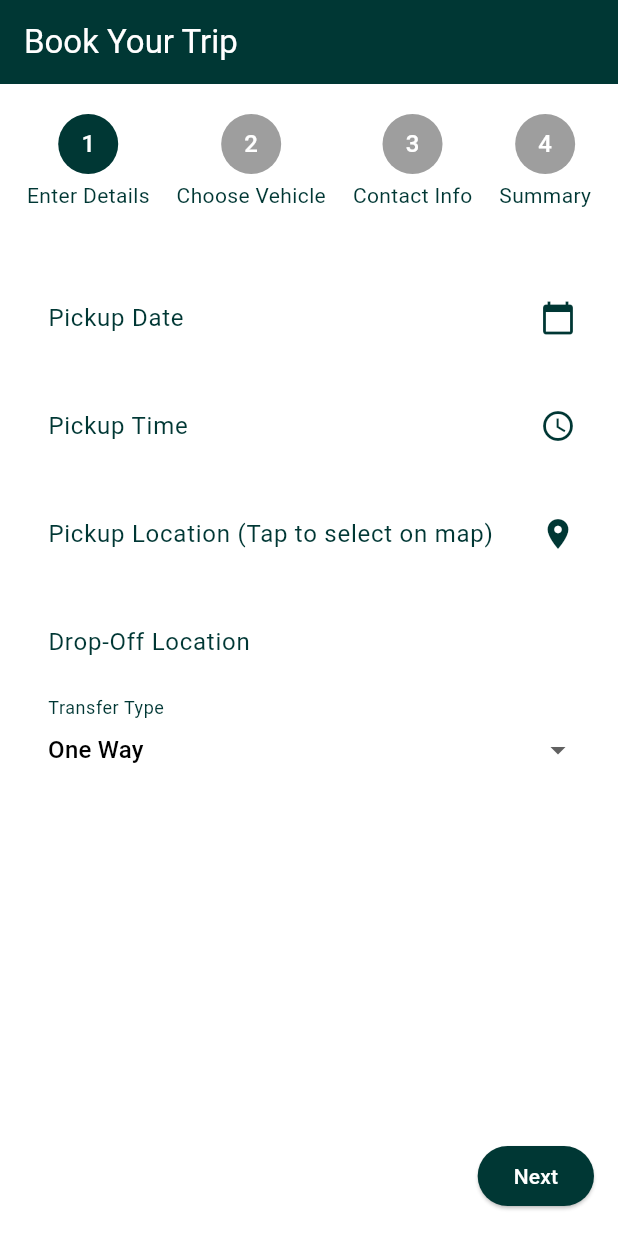
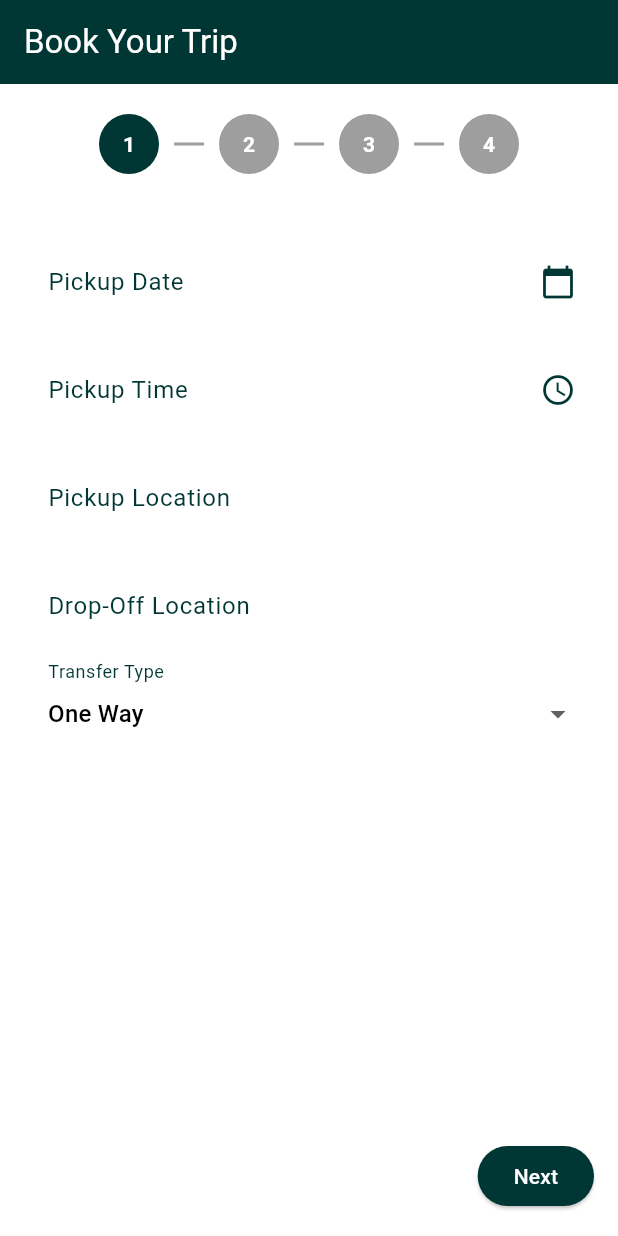
Before and after one commit to EnoshPerera/CeylonSphere, a Flutter app: the BookingHomePage screen opened directly, on a phone screen of 412 x 824 dp. Run offline on Flutter 3.47's test engine with Material 3 defaults, Android fonts, the phone set to English and light mode, and no system bars; our stand-ins replace flutter_typeahead, google_maps_flutter; missing offline and left inert: google_maps_webservice.

Commit message:
updated transport page

```diff
--- a/lib/pages/transport.dart
+++ b/lib/pages/transport.dart
@@ -1,7 +1,5 @@
 import 'package:flutter/material.dart';
-import 'package:flutter/services.dart';
 import 'package:intl/intl.dart';
-import 'package:google_maps_flutter/google_maps_flutter.dart';
 
 void main() {
   runApp(TravelBookingApp());
@@ -89,21 +87,6 @@ class _BookingHomePageState extends State<BookingHomePage> {
       });
   }
 
-  Future<void> _selectPickupLocation(BuildContext context) async {
-    final LatLng? selectedLocation = await Navigator.push(
-      context,
-      MaterialPageRoute(
-        builder: (context) => PickupLocationMap(),
-      ),
-    );
-    if (selectedLocation != null) {
-      setState(() {
-        _pickupLocationController.text =
-        'Lat: ${selectedLocation.latitude}, Lng: ${selectedLocation.longitude}';
-      });
-    }
-  }
-
   @override
   Widget build(BuildContext context) {
     return Scaffold(
@@ -140,20 +123,93 @@ class _BookingHomePageState extends State<BookingHomePage> {
       padding: EdgeInsets.symmetric(vertical: 20),
       color: Colors.white,
       child: Row(
-        mainAxisAlignment: MainAxisAlignment.spaceEvenly,
-        children: List.generate(4, (index) {
-          return Column(
-            children: [
-              CircleAvatar(
-                backgroundColor: index == _currentStep ? Color(0xFF003734) : Colors.grey,
-                child: Text('${index + 1}', style: TextStyle(color: Colors.white)),
+        mainAxisAlignment: MainAxisAlignment.center,
+        children: [
+          // First step circle
+          Container(
+            width: 40,
+            height: 40,
+            decoration: BoxDecoration(
+              shape: BoxShape.circle,
+              color: _currentStep >= 0 ? Color(0xFF003734) : Colors.grey,
+            ),
+            child: Center(
+              child: Text(
+                '1',
+                style: TextStyle(color: Colors.white, fontWeight: FontWeight.bold),
               ),
-              SizedBox(height: 4),
-              Text(['Enter Details', 'Choose Vehicle', 'Contact Info', 'Summary'][index],
-                  style: TextStyle(color: Color(0xFF003734))),
-            ],
-          );
-        }),
+            ),
+          ),
+          SizedBox(width: 10),
+          // Line between steps 1 and 2
+          Container(
+            width: 20,
+            height: 2,
+            color: _currentStep > 0 ? Color(0xFF003734) : Colors.grey,
+          ),
+          SizedBox(width: 10),
+          // Second step circle
+          Container(
+            width: 40,
+            height: 40,
+            decoration: BoxDecoration(
+              shape: BoxShape.circle,
+              color: _currentStep >= 1 ? Color(0xFF003734) : Colors.grey,
+            ),
+            child: Center(
+              child: Text(
+                '2',
+                style: TextStyle(color: Colors.white, fontWeight: FontWeight.bold),
+              ),
+            ),
+          ),
+          SizedBox(width: 10),
+          // Line between steps 2 and 3
+          Container(
+            width: 20,
+            height: 2,
+            color: _currentStep > 1 ? Color(0xFF003734) : Colors.grey,
+          ),
+          SizedBox(width: 10),
+          // Third step circle
+          Container(
+            width: 40,
+            height: 40,
+            decoration: BoxDecoration(
+              shape: BoxShape.circle,
+              color: _currentStep >= 2 ? Color(0xFF003734) : Colors.grey,
+            ),
+            child: Center(
+              child: Text(
+                '3',
+                style: TextStyle(color: Colors.white, fontWeight: FontWeight.bold),
+              ),
+            ),
+          ),
+          SizedBox(width: 10),
+          // Line between steps 3 and 4
+          Container(
+            width: 20,
+            height: 2,
+            color: _currentStep > 2 ? Color(0xFF003734) : Colors.grey,
+          ),
+          SizedBox(width: 10),
+          // Fourth step circle
+          Container(
+            width: 40,
+            height: 40,
+            decoration: BoxDecoration(
+              shape: BoxShape.circle,
+              color: _currentStep >= 3 ? Color(0xFF003734) : Colors.grey,
+            ),
+            child: Center(
+              child: Text(
+                '4',
+                style: TextStyle(color: Colors.white, fontWeight: FontWeight.bold),
+              ),
+            ),
+          ),
+        ],
       ),
     );
   }
@@ -164,7 +220,7 @@ class _BookingHomePageState extends State<BookingHomePage> {
       children: [
         _buildDatePicker('Pickup Date', _pickupDateController),
         _buildTimePicker('Pickup Time', _pickupTimeController),
-        _buildPickupLocationField(),
+        _buildTextField('Pickup Location', _pickupLocationController),
         _buildTextField('Drop-Off Location', _dropOffLocationController),
         _buildDropdown('Transfer Type', ['One Way', 'Round Trip'], (value) {
           setState(() {
@@ -172,32 +228,6 @@ class _BookingHomePageState extends State<BookingHomePage> {
           });
         }, _transferType),
       ],
-    );
-  }
-
-  Widget _buildPickupLocationField() {
-    return Padding(
-      padding: const EdgeInsets.symmetric(vertical: 8.0),
-      child: GestureDetector(
-        onTap: () => _selectPickupLocation(context),
-        child: AbsorbPointer(
-          child: TextFormField(
-            controller: _pickupLocationController,
-            decoration: InputDecoration(
-              labelText: 'Pickup Location (Tap to select on map)',
-              border: OutlineInputBorder(),
-              labelStyle: TextStyle(color: Color(0xFF003734)),
-              suffixIcon: Icon(Icons.location_on, color: Color(0xFF003734)),
-            ),
-            validator: (value) {
-              if (value == null || value.isEmpty) {
-                return 'Please select Pickup Location';
-              }
-              return null;
-            },
-          ),
-        ),
-      ),
     );
   }
 
@@ -371,50 +401,3 @@ class _BookingHomePageState extends State<BookingHomePage> {
     );
   }
 }
-
-class PickupLocationMap extends StatefulWidget {
-  @override
-  _PickupLocationMapState createState() => _PickupLocationMapState();
-}
-
-class _PickupLocationMapState extends State<PickupLocationMap> {
-  GoogleMapController? _mapController;
-  LatLng _selectedLocation = LatLng(7.8731, 80.7718); // Center of Sri Lanka
-
-  @override
-  Widget build(BuildContext context) {
-    return Scaffold(
-      appBar: AppBar(
-        title: Text('Select Pickup Location'),
-        backgroundColor: Color(0xFF003734),
-      ),
-      body: GoogleMap(
-        initialCameraPosition: CameraPosition(
-          target: _selectedLocation,
-          zoom: 7.5,
-        ),
-        onMapCreated: (controller) => _mapController = controller,
-        markers: {
-          Marker(
-            markerId: MarkerId('selectedLocation'),
-            position: _selectedLocation,
-            draggable: true,
-            onDragEnd: (newPosition) {
-              setState(() => _selectedLocation = newPosition);
-            },
-          ),
-        },
-        onTap: (position) {
-          setState(() => _selectedLocation = position);
-        },
-      ),
-      floatingActionButton: FloatingActionButton(
-        onPressed: () {
-          Navigator.pop(context, _selectedLocation);
-        },
-        child: Icon(Icons.check, color: Colors.white),
-        backgroundColor: Color(0xFF003734),
-      ),
-    );
-  }
-}
--- a/pubspec.yaml
+++ b/pubspec.yaml
@@ -30,6 +30,7 @@ environment:
 dependencies:
   flutter:
     sdk: flutter
+  intl: ^0.18.0
 
 
 
```
Also changed, not shown: pubspec.lock.
